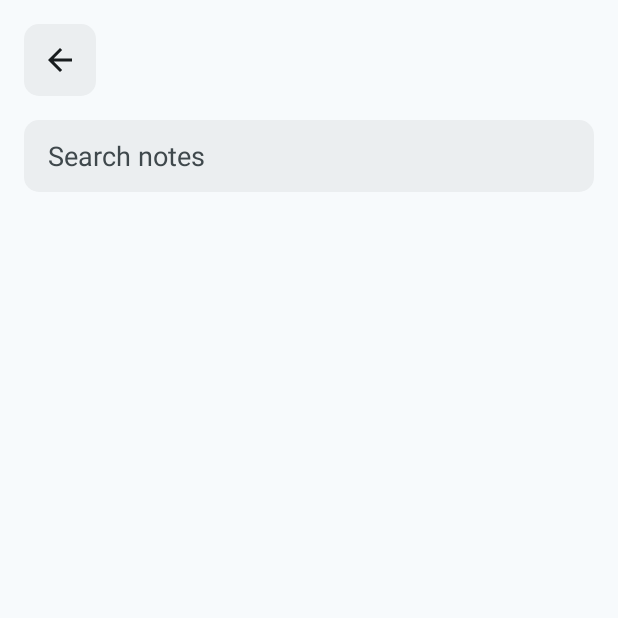
After one commit to ramlakhan-dev/noteflow-app, an Android app: the SearchFragment screen opened through its navigation route, on a phone screen of 412 x 824 dp, the top half of it. The commit adds this screen. Run offline under Robolectric (Android 15) with nearby library versions, the phone set to English and light mode, and no system bars; our stand-ins replace Room's generated code.

Commit message:
add search notes feature

```diff
--- a/app/build.gradle.kts
+++ b/app/build.gradle.kts
@@ -56,4 +56,5 @@ dependencies {
     implementation(libs.androidx.room.runtime)
     ksp(libs.androidx.room.compiler)
     implementation(libs.androidx.room.ktx)
+    implementation(libs.androidx.lifecycle.livedata)
 }
--- a/app/src/main/java/com/rl/noteflow/data/local/dao/NoteDao.kt
+++ b/app/src/main/java/com/rl/noteflow/data/local/dao/NoteDao.kt
@@ -17,6 +17,10 @@ interface NoteDao {
     @Query("SELECT * FROM notes WHERE isFavorite = 1 ORDER BY timeStamp DESC")
     fun getAllFavoriteNotes(): LiveData<List<Note>>
 
+    @Query("SELECT * FROM notes WHERE title LIKE :query OR description LIKE :query ORDER BY timeStamp DESC")
+    fun searchNotes(query: String): LiveData<List<Note>>
+
+
     @Insert
     suspend fun insert(note: Note)
 
--- a/app/src/main/java/com/rl/noteflow/data/repository/NoteRepository.kt
+++ b/app/src/main/java/com/rl/noteflow/data/repository/NoteRepository.kt
@@ -9,6 +9,10 @@ class NoteRepository(private val noteDao: NoteDao) {
     val allNotes: LiveData<List<Note>> = noteDao.getAllNotes()
 
     val allFavoriteNotes: LiveData<List<Note>> = noteDao.getAllFavoriteNotes()
+
+    fun searchNotes(query: String): LiveData<List<Note>> {
+        return noteDao.searchNotes("%$query%")
+    }
 
     suspend fun addNote(note: Note) {
         noteDao.insert(note)
--- a/app/src/main/java/com/rl/noteflow/ui/home/HomeFragment.kt
+++ b/app/src/main/java/com/rl/noteflow/ui/home/HomeFragment.kt
@@ -59,6 +59,10 @@ class HomeFragment : Fragment() {
             findNavController().navigate(R.id.action_homeFragment_to_favoriteFragment)
         }
 
+        binding.iBtnSearch.setOnClickListener {
+            findNavController().navigate(R.id.action_homeFragment_to_searchFragment)
+        }
+
         noteAdapter.setOnItemClickListener(object : NoteAdapter.OnItemClickListener {
             override fun onItemClick(note: Note) {
                 noteSharedViewModel.selectNote(note)
--- /dev/null
+++ b/app/src/main/java/com/rl/noteflow/ui/search/SearchFragment.kt
@@ -0,0 +1,83 @@
+package com.rl.noteflow.ui.search
+
+import android.content.Context
+import android.os.Bundle
+import androidx.fragment.app.Fragment
+import android.view.LayoutInflater
+import android.view.View
+import android.view.ViewGroup
+import android.view.inputmethod.EditorInfo
+import android.view.inputmethod.InputMethodManager
+import androidx.lifecycle.ViewModelProvider
+import androidx.navigation.fragment.findNavController
+import androidx.recyclerview.widget.LinearLayoutManager
+import com.rl.noteflow.data.local.NoteDatabase
+import com.rl.noteflow.data.repository.NoteRepository
+import com.rl.noteflow.databinding.FragmentSearchBinding
+import com.rl.noteflow.ui.adapters.NoteAdapter
+
+class SearchFragment : Fragment() {
+
+    private var _binding: FragmentSearchBinding? = null
+    private val binding get() = _binding!!
+    private lateinit var searchViewModel: SearchViewModel
+    private lateinit var noteAdapter: NoteAdapter
+
+    override fun onCreateView(
+        inflater: LayoutInflater, container: ViewGroup?,
+        savedInstanceState: Bundle?
+    ): View {
+        _binding = FragmentSearchBinding.inflate(inflater, container, false)
+        val noteDao = NoteDatabase.getDatabase(requireContext()).noteDao()
+        val noteRepository = NoteRepository(noteDao)
+        val searchFactory = SearchViewModelFactory(noteRepository)
+        searchViewModel = ViewModelProvider(this, searchFactory)[SearchViewModel::class]
+
+        binding.recyclerViewSearch.layoutManager = LinearLayoutManager(requireContext())
+        noteAdapter = NoteAdapter{}
+        binding.recyclerViewSearch.adapter = noteAdapter
+        return binding.root
+    }
+
+    override fun onViewCreated(view: View, savedInstanceState: Bundle?) {
+        super.onViewCreated(view, savedInstanceState)
+
+        observeNotesData()
+
+        binding.iBtnBackSearch.setOnClickListener {
+            findNavController().navigateUp()
+        }
+
+        binding.etTextSearch.setOnEditorActionListener { _, actionId, _ ->
+            if (actionId == EditorInfo.IME_ACTION_SEARCH) {
+                val query = binding.etTextSearch.text.toString().trim()
+                searchViewModel.searchNotes(query)
+
+                val imm = context?.getSystemService(Context.INPUT_METHOD_SERVICE) as? InputMethodManager
+                imm?.hideSoftInputFromWindow(binding.etTextSearch.windowToken, 0)
+                true
+            } else {
+                false
+            }
+        }
+    }
+
+    private fun observeNotesData() {
+        searchViewModel.notes.observe(viewLifecycleOwner) { notes ->
+            if (notes.isEmpty()) {
+                binding.tvNoNotes.visibility = View.VISIBLE
+                binding.recyclerViewSearch.visibility = View.GONE
+            } else {
+                binding.tvNoNotes.visibility = View.GONE
+                binding.recyclerViewSearch.visibility = View.VISIBLE
+                noteAdapter.updateList(notes)
+            }
+        }
+    }
+
+
+    override fun onDestroyView() {
+        super.onDestroyView()
+        _binding = null
+    }
+}
--- /dev/null
+++ b/app/src/main/java/com/rl/noteflow/ui/search/SearchViewModel.kt
@@ -0,0 +1,26 @@
+package com.rl.noteflow.ui.search
+
+import androidx.lifecycle.LiveData
+import androidx.lifecycle.MutableLiveData
+import androidx.lifecycle.ViewModel
+import androidx.lifecycle.ViewModelProvider
+import com.rl.noteflow.data.model.Note
+import com.rl.noteflow.data.repository.NoteRepository
+
+class SearchViewModel(private val noteRepository: NoteRepository) : ViewModel() {
+
+    private val _notes = MutableLiveData<List<Note>>()
+    val notes: LiveData<List<Note>> get() = _notes
+
+    fun searchNotes(query: String) {
+        noteRepository.searchNotes(query).observeForever { result ->
+            _notes.value = result
+        }
+    }
+}
+
+class SearchViewModelFactory(private val noteRepository: NoteRepository) : ViewModelProvider.Factory {
+    override fun <T : ViewModel> create(modelClass: Class<T>): T {
+        return SearchViewModel(noteRepository) as T
+    }
+}
--- /dev/null
+++ b/app/src/main/res/layout/fragment_search.xml
@@ -0,0 +1,67 @@
+<?xml version="1.0" encoding="utf-8"?>
+<androidx.constraintlayout.widget.ConstraintLayout xmlns:android="http://schemas.android.com/apk/res/android"
+    xmlns:app="http://schemas.android.com/apk/res-auto"
+    xmlns:tools="http://schemas.android.com/tools"
+    android:layout_width="match_parent"
+    android:layout_height="match_parent"
+    android:padding="16dp"
+    tools:context=".ui.search.SearchFragment">
+
+    <ImageButton
+        android:id="@+id/iBtnBackSearch"
+        android:layout_width="48dp"
+        android:layout_height="48dp"
+        android:background="@drawable/bg_round"
+        android:backgroundTint="?attr/colorSurfaceContainer"
+        android:contentDescription="@string/arrow_back"
+        android:src="@drawable/ic_arrow_back"
+        app:layout_constraintBottom_toBottomOf="parent"
+        app:layout_constraintEnd_toEndOf="parent"
+        app:layout_constraintHorizontal_bias="0.0"
+        app:layout_constraintStart_toStartOf="parent"
+        app:layout_constraintTop_toTopOf="parent"
+        app:layout_constraintVertical_bias="0.0"
+        app:tint="?attr/colorOnSurface" />
+
+    <EditText
+        android:id="@+id/etTextSearch"
+        android:layout_width="0dp"
+        android:layout_height="48dp"
+        android:layout_marginTop="16dp"
+        android:autofillHints="text"
+        android:background="@drawable/bg_round"
+        android:backgroundTint="?attr/colorSurfaceContainer"
+        android:ems="10"
+        android:hint="@string/search_notes"
+        android:imeOptions="actionSearch"
+        android:inputType="text"
+        android:paddingHorizontal="16dp"
+        android:textColorHint="?attr/colorOnSurfaceVariant"
+        app:layout_constraintBottom_toBottomOf="parent"
+        app:layout_constraintEnd_toEndOf="parent"
+        app:layout_constraintStart_toStartOf="parent"
+        app:layout_constraintTop_toBottomOf="@+id/iBtnBackSearch"
+        app:layout_constraintVertical_bias="0.0"
+        app:layout_constraintWidth_max="488dp" />
+
+    <androidx.recyclerview.widget.RecyclerView
+        android:id="@+id/recyclerViewSearch"
+        android:layout_width="0dp"
+        android:layout_height="0dp"
+        android:layout_marginTop="16dp"
+        app:layout_constraintBottom_toBottomOf="parent"
+        app:layout_constraintEnd_toEndOf="parent"
+        app:layout_constraintStart_toStartOf="parent"
+        app:layout_constraintTop_toBottomOf="@+id/etTextSearch" />
+
+    <TextView
+        android:id="@+id/tvNoNotes"
+        android:layout_width="wrap_content"
+        android:layout_height="wrap_content"
+        android:text="@string/no_notes"
+        android:visibility="gone"
+        app:layout_constraintBottom_toBottomOf="parent"
+        app:layout_constraintEnd_toEndOf="parent"
+        app:layout_constraintStart_toStartOf="parent"
+        app:layout_constraintTop_toTopOf="parent" />
+</androidx.constraintlayout.widget.ConstraintLayout>
--- a/app/src/main/res/navigation/nav_graph.xml
+++ b/app/src/main/res/navigation/nav_graph.xml
@@ -19,6 +19,9 @@
         <action
             android:id="@+id/action_homeFragment_to_favoriteFragment"
             app:destination="@id/favoriteFragment" />
+        <action
+            android:id="@+id/action_homeFragment_to_searchFragment"
+            app:destination="@id/searchFragment" />
     </fragment>
     <fragment
         android:id="@+id/noteFragment"
@@ -39,4 +42,9 @@
         android:name="com.rl.noteflow.ui.favorite.FavoriteFragment"
         android:label="fragment_favorite"
         tools:layout="@layout/fragment_favorite" />
+    <fragment
+        android:id="@+id/searchFragment"
+        android:name="com.rl.noteflow.ui.search.SearchFragment"
+        android:label="fragment_search"
+        tools:layout="@layout/fragment_search" />
 </navigation>
--- a/app/src/main/res/values/strings.xml
+++ b/app/src/main/res/values/strings.xml
@@ -13,4 +13,5 @@
     <string name="edit">Edit</string>
     <string name="favorites">Favorites</string>
     <string name="no_favorites">No favorites</string>
+    <string name="search_notes">Search notes</string>
 </resources>
--- a/gradle/libs.versions.toml
+++ b/gradle/libs.versions.toml
@@ -6,6 +6,7 @@ junit = "4.13.2"
 junitVersion = "1.3.0"
 espressoCore = "3.7.0"
 appcompat = "1.7.1"
+lifecycleLivedataKtx = "2.9.2"
 material = "1.12.0"
 activity = "1.10.1"
 constraintlayout = "2.2.1"
@@ -16,6 +17,8 @@ recyclerview = "1.4.0"
 
 [libraries]
 androidx-core-ktx = { group = "androidx.core", name = "core-ktx", version.ref = "coreKtx" }
+androidx-lifecycle-livedata = { module = "androidx.lifecycle:lifecycle-livedata", version.ref = "lifecycleLivedataKtx" }
+androidx-lifecycle-livedata-ktx = { module = "androidx.lifecycle:lifecycle-livedata-ktx", version.ref = "lifecycleLivedataKtx" }
 androidx-room-compiler = { module = "androidx.room:room-compiler", version.ref = "roomKtx" }
 androidx-room-ktx = { module = "androidx.room:room-ktx", version.ref = "roomKtx" }
 androidx-room-runtime = { module = "androidx.room:room-runtime", version.ref = "roomKtx" }
```
Also changed, not shown: 1 other file.
